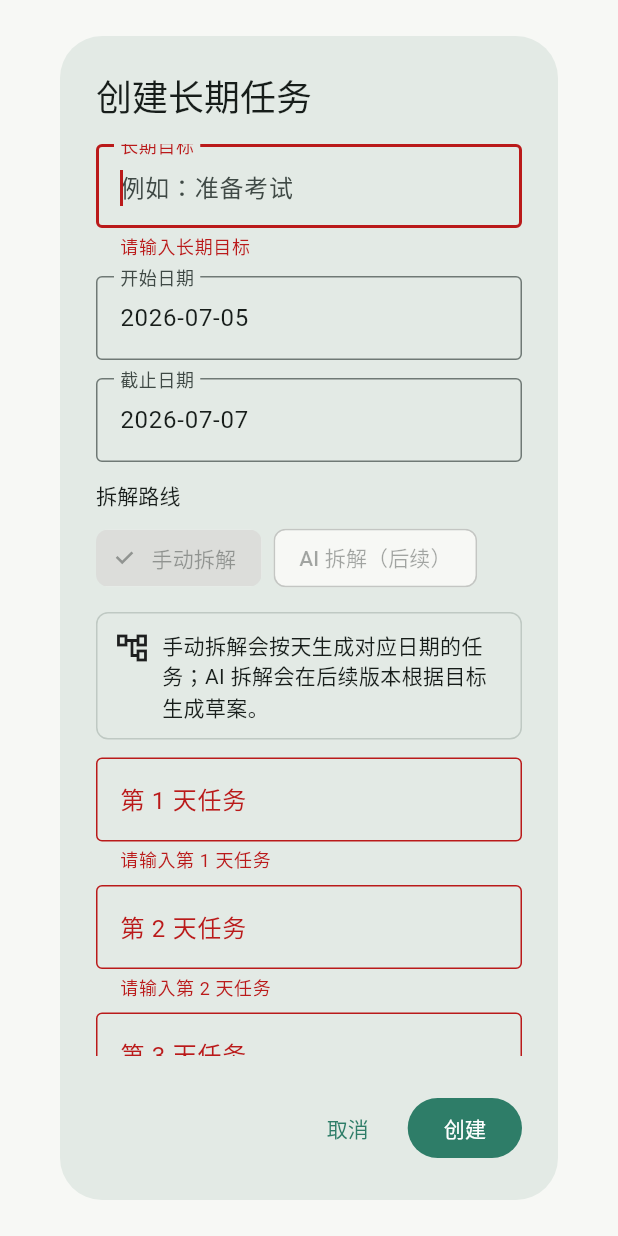
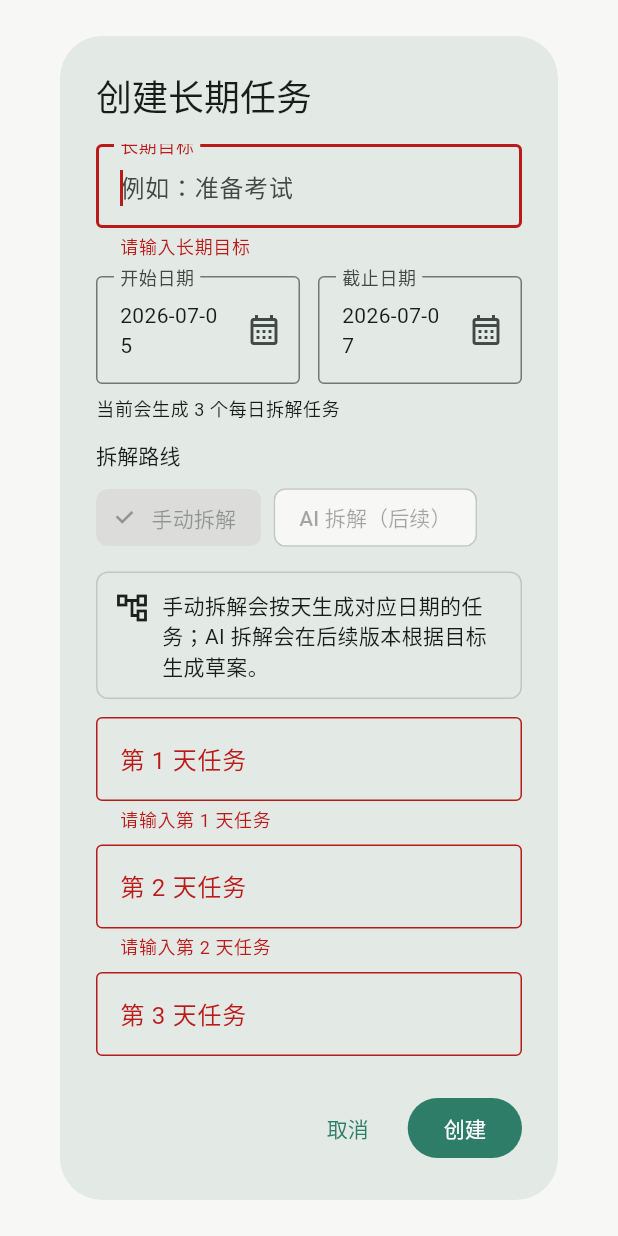
Before and after one commit to whateverboy2333/list-monster-app, a Flutter app: the _LongTermTaskDialog widget shown alone on an empty page, opened directly with empty values, after a tap on "创建", on a phone screen of 412 x 824 dp. Run offline on Flutter 3.47's test engine with Material 3 defaults, Android fonts, the phone set to English and light mode, and no system bars.

Commit message:
fix: use date picker for long-term dates

```diff
--- a/apps/list_monster_app/lib/main.dart
+++ b/apps/list_monster_app/lib/main.dart
@@ -525,6 +525,39 @@ class _LongTermTaskPlan {
   final List<String> childTaskTitles;
 }
 
+class _DatePickerField extends StatelessWidget {
+  const _DatePickerField({
+    super.key,
+    required this.label,
+    required this.value,
+    required this.onTap,
+  });
+
+  final String label;
+  final DateTime value;
+  final VoidCallback onTap;
+
+  @override
+  Widget build(BuildContext context) {
+    return Semantics(
+      button: true,
+      label: '选择$label',
+      child: InkWell(
+        borderRadius: BorderRadius.circular(4),
+        onTap: onTap,
+        child: InputDecorator(
+          decoration: InputDecoration(
+            labelText: label,
+            border: const OutlineInputBorder(),
+            suffixIcon: const Icon(Icons.calendar_month_outlined),
+          ),
+          child: Text(_formatDateInput(value)),
+        ),
+      ),
+    );
+  }
+}
+
 class _LongTermTaskDialog extends StatefulWidget {
   const _LongTermTaskDialog({required this.initialStartDate, this.initialPlan});
 
@@ -538,9 +571,9 @@ class _LongTermTaskDialog extends StatefulWidget {
 class _LongTermTaskDialogState extends State<_LongTermTaskDialog> {
   final GlobalKey<FormState> _formKey = GlobalKey<FormState>();
   final TextEditingController _titleController = TextEditingController();
-  final TextEditingController _startDateController = TextEditingController();
-  final TextEditingController _dueDateController = TextEditingController();
   final List<TextEditingController> _stepControllers = [];
+  late DateTime _startDate;
+  late DateTime _dueDate;
   int _dayCount = 3;
 
   @override
@@ -551,9 +584,9 @@ class _LongTermTaskDialogState extends State<_LongTermTaskDialog> {
     final initialDueDate =
         initialPlan?.dueDate ?? initialStartDate.add(const Duration(days: 2));
     _titleController.text = initialPlan?.title ?? '';
-    _startDateController.text = _formatDateInput(initialStartDate);
-    _dueDateController.text = _formatDateInput(initialDueDate);
-    _dayCount = _dateRangeLength(initialStartDate, initialDueDate) ?? 3;
+    _startDate = _dateOnly(initialStartDate);
+    _dueDate = _dateOnly(initialDueDate);
+    _dayCount = _dateRangeLength(_startDate, _dueDate) ?? 3;
     _syncStepControllers();
     final childTaskTitles = initialPlan?.childTaskTitles ?? const <String>[];
     for (
@@ -568,8 +601,6 @@ class _LongTermTaskDialogState extends State<_LongTermTaskDialog> {
   @override
   void dispose() {
     _titleController.dispose();
-    _startDateController.dispose();
-    _dueDateController.dispose();
     for (final controller in _stepControllers) {
       controller.dispose();
     }
@@ -600,33 +631,33 @@ class _LongTermTaskDialogState extends State<_LongTermTaskDialog> {
                   validator: (value) => _hasText(value) ? null : '请输入长期目标',
                 ),
                 const SizedBox(height: 12),
-                TextFormField(
-                  controller: _startDateController,
-                  decoration: const InputDecoration(
-                    labelText: '开始日期',
-                    hintText: '2026-07-05',
-                    border: OutlineInputBorder(),
+                Row(
+                  children: [
+                    Expanded(
+                      child: _DatePickerField(
+                        key: const ValueKey('long-term-start-date-picker'),
+                        label: '开始日期',
+                        value: _startDate,
+                        onTap: _pickStartDate,
+                      ),
+                    ),
+                    const SizedBox(width: 12),
+                    Expanded(
+                      child: _DatePickerField(
+                        key: const ValueKey('long-term-due-date-picker'),
+                        label: '截止日期',
+                        value: _dueDate,
+                        onTap: _pickDueDate,
+                      ),
+                    ),
+                  ],
+                ),
+                Padding(
+                  padding: const EdgeInsets.only(top: 8),
+                  child: Text(
+                    '当前会生成 $_dayCount 个每日拆解任务',
+                    style: Theme.of(context).textTheme.bodySmall,
                   ),
-                  keyboardType: TextInputType.datetime,
-                  validator: (value) {
-                    if (_parseDateInput(value ?? '') == null) {
-                      return '请输入 yyyy-mm-dd';
-                    }
-                    return null;
-                  },
-                  onChanged: (_) => _syncStepControllersFromDates(),
-                ),
-                const SizedBox(height: 12),
-                TextFormField(
-                  controller: _dueDateController,
-                  decoration: const InputDecoration(
-                    labelText: '截止日期',
-                    hintText: '2026-07-12',
-                    border: OutlineInputBorder(),
-                  ),
-                  keyboardType: TextInputType.datetime,
-                  validator: (value) => _validateDueDate(),
-                  onChanged: (_) => _syncStepControllersFromDates(),
                 ),
                 const SizedBox(height: 12),
                 Text('拆解路线', style: Theme.of(context).textTheme.titleSmall),
@@ -708,33 +739,83 @@ class _LongTermTaskDialogState extends State<_LongTermTaskDialog> {
     }
   }
 
-  void _syncStepControllersFromDates() {
-    final startDate = _parseDateInput(_startDateController.text);
-    final dueDate = _parseDateInput(_dueDateController.text);
-    final nextDayCount = startDate == null || dueDate == null
-        ? null
-        : _dateRangeLength(startDate, dueDate);
+  void _applyDateRange(DateTime startDate, DateTime dueDate) {
+    final nextStartDate = _dateOnly(startDate);
+    final nextDueDate = _dateOnly(dueDate);
+    final nextDayCount = _dateRangeLength(nextStartDate, nextDueDate);
     if (nextDayCount == null) {
       return;
     }
     setState(() {
+      _startDate = nextStartDate;
+      _dueDate = nextDueDate;
       _dayCount = nextDayCount;
       _syncStepControllers();
     });
+  }
+
+  Future<void> _pickStartDate() async {
+    final selectedDate = await _showLongTermDatePicker(
+      helpText: '选择开始日期',
+      initialDate: _startDate,
+      firstDate: DateTime(2000),
+      lastDate: DateTime(2100),
+    );
+    if (selectedDate == null || !mounted) {
+      return;
+    }
+
+    final nextStartDate = _dateOnly(selectedDate);
+    var nextDueDate = _dueDate;
+    if (!nextDueDate.isAfter(nextStartDate)) {
+      final preservedDays = _dayCount > 1 ? _dayCount - 1 : 1;
+      nextDueDate = nextStartDate.add(Duration(days: preservedDays));
+    }
+    _applyDateRange(nextStartDate, nextDueDate);
+  }
+
+  Future<void> _pickDueDate() async {
+    final firstDueDate = _startDate.add(const Duration(days: 1));
+    final selectedDate = await _showLongTermDatePicker(
+      helpText: '选择截止日期',
+      initialDate: _dueDate.isBefore(firstDueDate) ? firstDueDate : _dueDate,
+      firstDate: firstDueDate,
+      lastDate: DateTime(2100),
+    );
+    if (selectedDate == null || !mounted) {
+      return;
+    }
+
+    _applyDateRange(_startDate, selectedDate);
+  }
+
+  Future<DateTime?> _showLongTermDatePicker({
+    required String helpText,
+    required DateTime initialDate,
+    required DateTime firstDate,
+    required DateTime lastDate,
+  }) {
+    return showDatePicker(
+      context: context,
+      initialDate: initialDate,
+      firstDate: firstDate,
+      lastDate: lastDate,
+      helpText: helpText,
+      cancelText: '取消',
+      confirmText: '确定',
+    );
   }
 
   void _submit() {
     if (!(_formKey.currentState?.validate() ?? false)) {
       return;
     }
-    final startDate = _parseDateInput(_startDateController.text)!;
-    final dueDate = _parseDateInput(_dueDateController.text)!;
 
     Navigator.of(context).pop(
       _LongTermTaskPlan(
         title: _titleController.text.trim(),
-        startDate: startDate,
-        dueDate: dueDate,
+        startDate: _startDate,
+        dueDate: _dueDate,
         childTaskTitles: _stepControllers
             .map((controller) => controller.text.trim())
             .toList(growable: false),
@@ -750,21 +831,6 @@ class _LongTermTaskDialogState extends State<_LongTermTaskDialog> {
       return '收尾检查';
     }
     return '推进产出';
-  }
-
-  String? _validateDueDate() {
-    final startDate = _parseDateInput(_startDateController.text);
-    final dueDate = _parseDateInput(_dueDateController.text);
-    if (dueDate == null) {
-      return '请输入 yyyy-mm-dd';
-    }
-    if (startDate == null) {
-      return null;
-    }
-    if (!dueDate.isAfter(startDate)) {
-      return '截止日期必须晚于开始日期';
-    }
-    return null;
   }
 
   String _stepHint(int index) {
@@ -792,21 +858,8 @@ String _formatDateInput(DateTime value) {
   return '${value.year}-$month-$day';
 }
 
-DateTime? _parseDateInput(String value) {
-  final match = RegExp(r'^(\d{4})-(\d{2})-(\d{2})$').firstMatch(value.trim());
-  if (match == null) {
-    return null;
-  }
-
-  final year = int.parse(match.group(1)!);
-  final month = int.parse(match.group(2)!);
-  final day = int.parse(match.group(3)!);
-  final parsed = DateTime(year, month, day);
-  if (parsed.year != year || parsed.month != month || parsed.day != day) {
-    return null;
-  }
-  return parsed;
-}
+DateTime _dateOnly(DateTime value) =>
+    DateTime(value.year, value.month, value.day);
 
 int? _dateRangeLength(DateTime startDate, DateTime dueDate) {
   if (!dueDate.isAfter(startDate)) {
```
Also changed, not shown: 1 other file.
